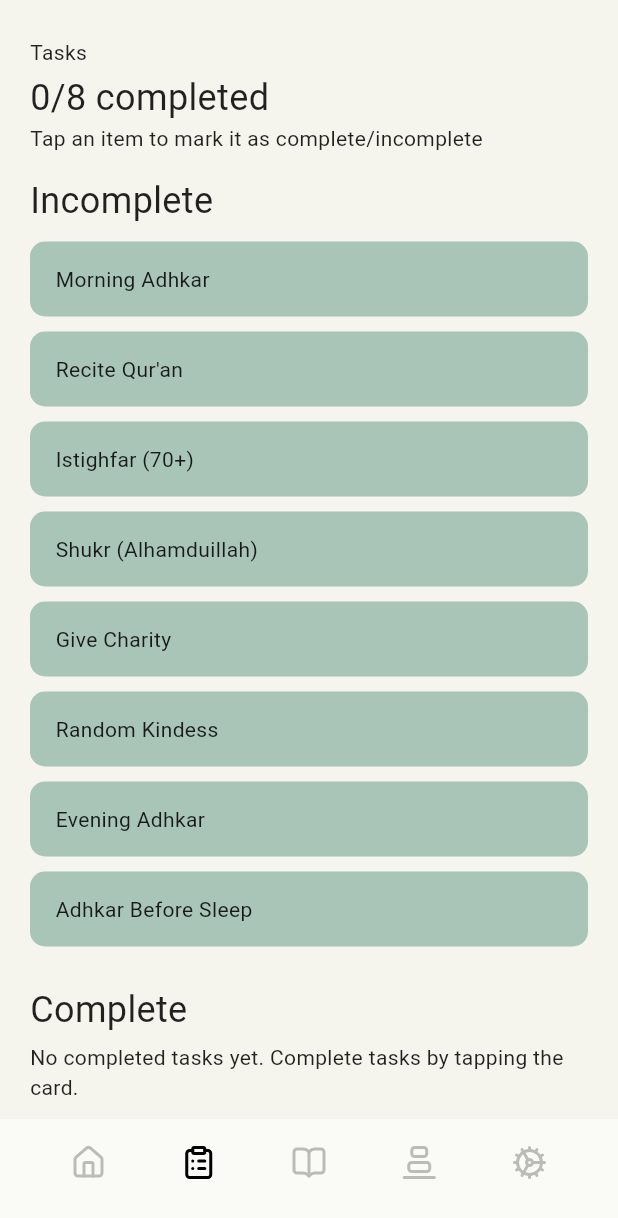
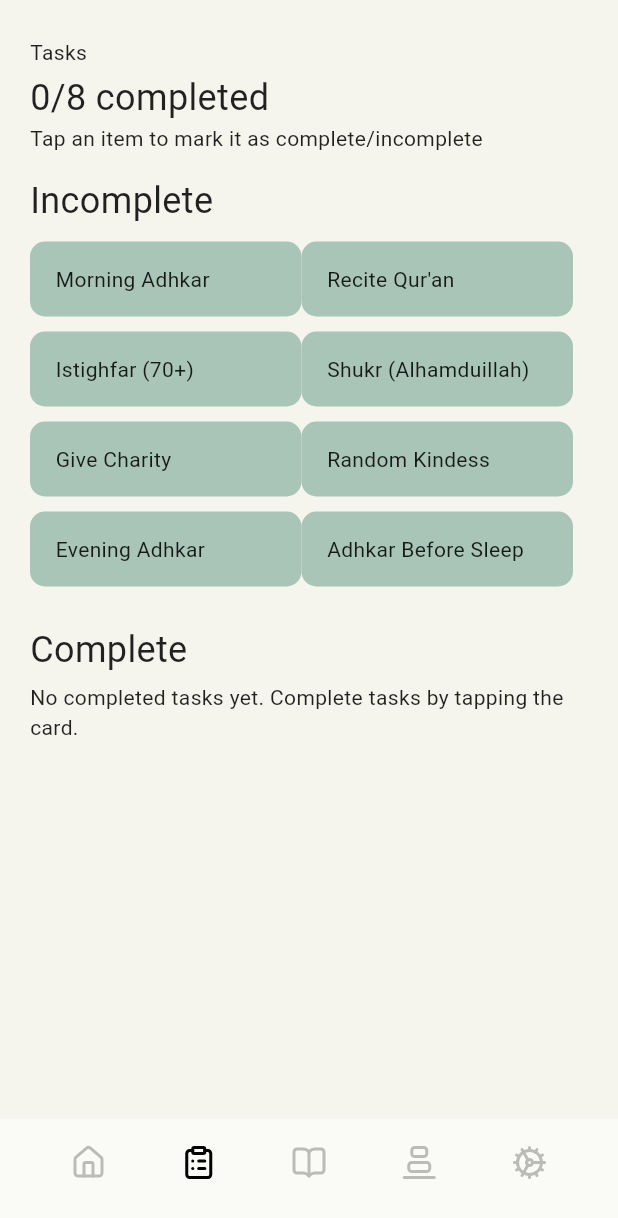
Before and after one commit to hkamran80/ramadan-taskminder, a Flutter app: the screen it shows after launch, item 2 of the bottom bar chosen, on a phone screen of 412 x 824 dp. Shown: the top 1218 px of the screen. Run offline on Flutter 3.47's test engine with Material 2 defaults, Android fonts, the phone set to English and light mode, and no system bars; our stand-ins replace go_router, google_fonts, hijri, hive_flutter, lucide_icons, shared_preferences; accounts and stored records are empty; Roboto replaces fonts that are missing (Numans).

Commit message:
Add half-width support

```diff
--- a/lib/widgets/wide_card.dart
+++ b/lib/widgets/wide_card.dart
@@ -6,6 +6,7 @@ class WideCard extends StatelessWidget {
     Key? key,
     required this.content,
     this.textAlign = TextAlign.left,
+    this.fullWidth,
     this.trailing,
     this.onTap,
     this.onLongPress,
@@ -13,13 +14,17 @@ class WideCard extends StatelessWidget {
 
   final String content;
   final TextAlign? textAlign;
+  final bool? fullWidth;
   final Widget? trailing;
   final GestureTapCallback? onTap;
   final GestureTapCallback? onLongPress;
 
   @override
   Widget build(BuildContext context) {
-    final width = MediaQuery.of(context).size.width - 40;
+    final baseWidth = MediaQuery.of(context).size.width - 50;
+    final width =
+        fullWidth != null && fullWidth! ? baseWidth + 10 : baseWidth / 2;
+
     final textWidget = Text(
       content,
       textAlign: textAlign,
```
